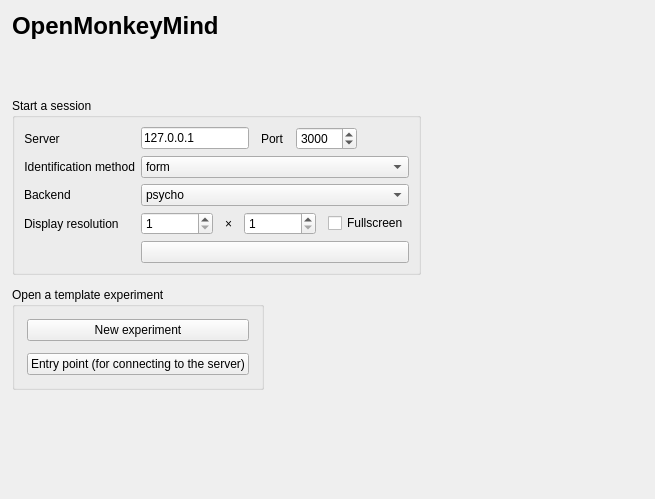
This is opensesame_extensions/OpenMonkeyMind/openmonkeymind.ui in ClemClem25/omm-client-Cdp_Strasbourg as Qt 5 draws it before an edit. The edited form follows.
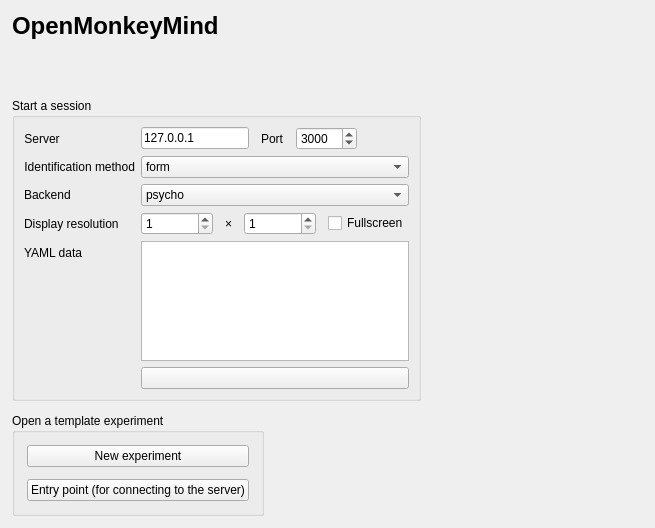
This is the edited form. Icons and pictures are not drawn.

Commit message: Allow additional YAML data to be passed to experiment (closes #3)

```diff
--- a/opensesame_extensions/OpenMonkeyMind/openmonkeymind.ui
+++ b/opensesame_extensions/OpenMonkeyMind/openmonkeymind.ui
@@ -7,7 +7,7 @@
     <x>0</x>
     <y>0</y>
     <width>655</width>
-    <height>499</height>
+    <height>528</height>
    </rect>
   </property>
   <property name="windowTitle">
@@ -274,7 +274,17 @@
         </layout>
        </widget>
       </item>
+      <item row="4" column="0">
+       <widget class="QLabel" name="label_7">
+        <property name="text">
+         <string>&lt;html&gt;&lt;head/&gt;&lt;body&gt;&lt;p&gt;YAML data&lt;/p&gt;&lt;/body&gt;&lt;/html&gt;</string>
+        </property>
+       </widget>
+      </item>
       <item row="4" column="1">
+       <widget class="QPlainTextEdit" name="omm_yaml_data"/>
+      </item>
+      <item row="5" column="1">
        <widget class="QPushButton" name="button_start">
         <property name="text">
          <string/>
```
Left out of the diff: 24 changed lines with no effect on the pictures. The commit also changes 5 other files.
